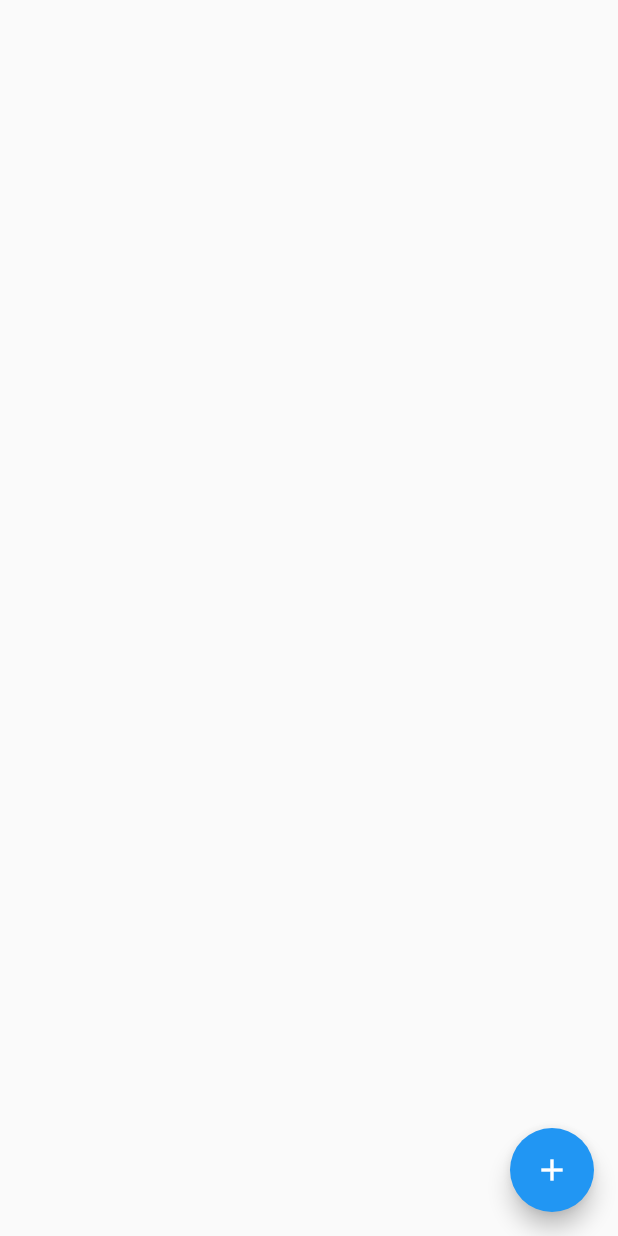
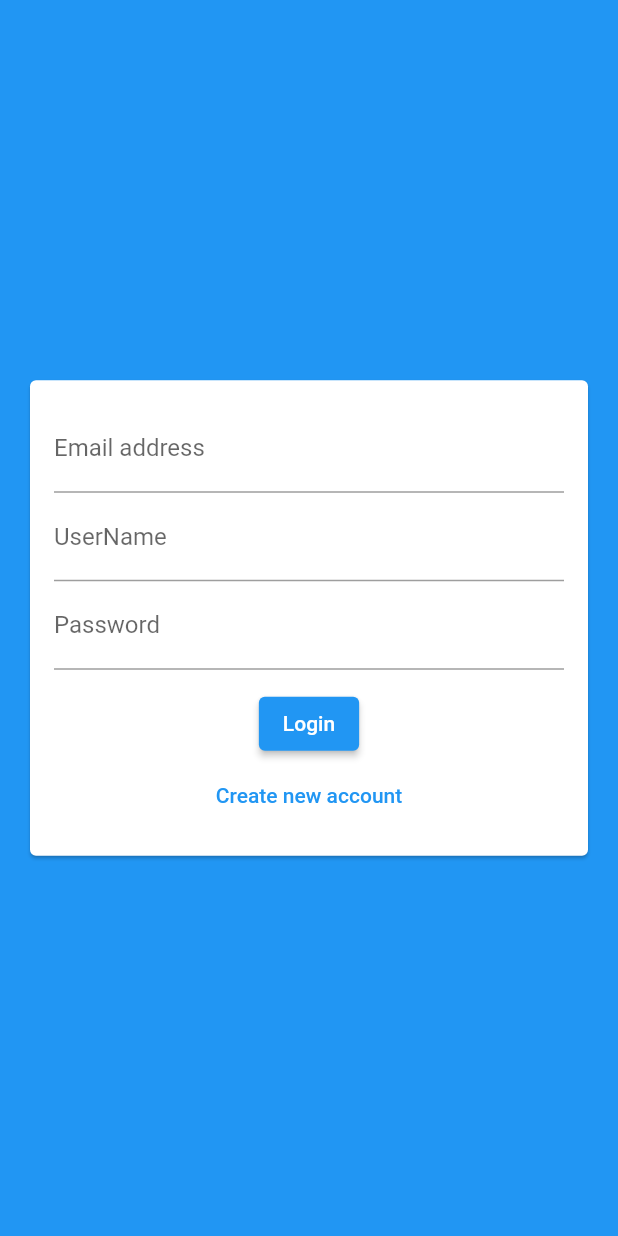
Before and after one commit to neptune0170/chatapp, a Flutter app: the screen it shows after launch, on a phone screen of 412 x 824 dp. Run offline on Flutter 3.47's test engine with Material 2 defaults, Android fonts, the phone set to English and light mode, and no system bars; our stand-ins replace cloud_firestore, firebase_core; accounts and stored records are empty.

Commit message:
v9 completed

```diff
--- a/lib/main.dart
+++ b/lib/main.dart
@@ -1,4 +1,5 @@
-import 'package:chatapp/screens/chat_screen.dart';
+import 'package:chatapp/screens/auth_screen.dart';
+
 import 'package:flutter/material.dart';
 import 'package:firebase_core/firebase_core.dart';
 
@@ -26,6 +27,6 @@ class MyApp extends StatelessWidget {
           // is not restarted.
           primarySwatch: Colors.blue,
         ),
-        home: ChatScreen());
+        home: AuthScreen());
   }
 }
--- a/lib/screens/auth_screen.dart
+++ b/lib/screens/auth_screen.dart
@@ -0,0 +1,15 @@
+import 'package:chatapp/widgets/auth/auth_form.dart';
+import 'package:flutter/material.dart';
+
+class AuthScreen extends StatefulWidget {
+  @override
+  _AuthScreenState createState() => _AuthScreenState();
+}
+
+class _AuthScreenState extends State<AuthScreen> {
+  @override
+  Widget build(BuildContext context) {
+    return Scaffold(
+        backgroundColor: Theme.of(context).primaryColor, body: AuthForm());
+  }
+}
--- /dev/null
+++ b/lib/widgets/auth/auth_form.dart
@@ -0,0 +1,48 @@
+import 'package:flutter/material.dart';
+
+class AuthForm extends StatefulWidget {
+  @override
+  _AuthFormState createState() => _AuthFormState();
+}
+
+class _AuthFormState extends State<AuthForm> {
+  @override
+  Widget build(BuildContext context) {
+    return Center(
+      child: Card(
+        margin: EdgeInsets.all(20),
+        child: SingleChildScrollView(
+          child: Padding(
+            padding: EdgeInsets.all(16),
+            child: Form(
+              child: Column(
+                mainAxisSize: MainAxisSize.min,
+                children: [
+                  TextFormField(
+                    keyboardType: TextInputType.emailAddress,
+                    decoration: InputDecoration(labelText: 'Email address'),
+                  ),
+                  TextFormField(
+                    decoration: InputDecoration(labelText: 'UserName'),
+                  ),
+                  TextFormField(
+                    decoration: InputDecoration(labelText: 'Password'),
+                    obscureText: true,
+                  ),
+                  SizedBox(
+                    height: 12,
+                  ),
+                  ElevatedButton(child: Text('Login'), onPressed: () {}),
+                  TextButton(
+                    child: Text('Create new account'),
+                    onPressed: () {},
+                  )
+                ],
+              ),
+            ),
+          ),
+        ),
+      ),
+    );
+  }
+}
```
